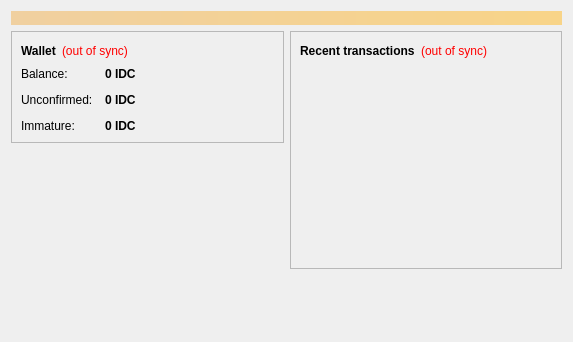
First picture: the form in src/qt/forms/overviewpage.ui, repository weenfan/Kratom, before the edit.
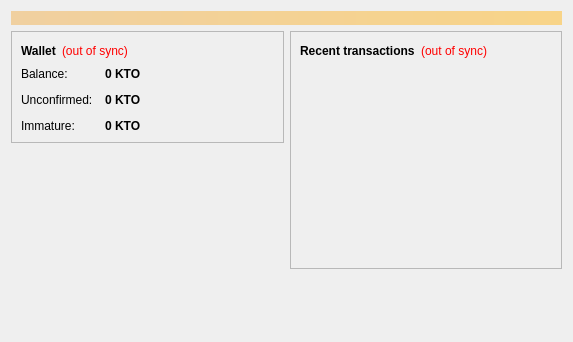
Second picture: the form after the edit. Icons and pictures are not drawn.

```diff
--- a/src/qt/forms/overviewpage.ui
+++ b/src/qt/forms/overviewpage.ui
@@ -122,7 +122,7 @@
                <string>Your current balance</string>
               </property>
               <property name="text">
-               <string notr="true">0 IDC</string>
+               <string notr="true">0 KTO</string>
               </property>
               <property name="textInteractionFlags">
                <set>Qt::LinksAccessibleByMouse|Qt::TextSelectableByKeyboard|Qt::TextSelectableByMouse</set>
@@ -151,7 +151,7 @@
                <string>Total of transactions that have yet to be confirmed, and do not yet count toward the current balance</string>
               </property>
               <property name="text">
-               <string notr="true">0 IDC</string>
+               <string notr="true">0 KTO</string>
               </property>
               <property name="textInteractionFlags">
                <set>Qt::LinksAccessibleByMouse|Qt::TextSelectableByKeyboard|Qt::TextSelectableByMouse</set>
@@ -177,7 +177,7 @@
                <string>Mined balance that has not yet matured</string>
               </property>
               <property name="text">
-               <string notr="true">0 IDC</string>
+               <string notr="true">0 KTO</string>
               </property>
               <property name="textInteractionFlags">
                <set>Qt::LinksAccessibleByMouse|Qt::TextSelectableByKeyboard|Qt::TextSelectableByMouse</set>
```
Left out of the diff: 4 changed lines with no effect on the pictures.
